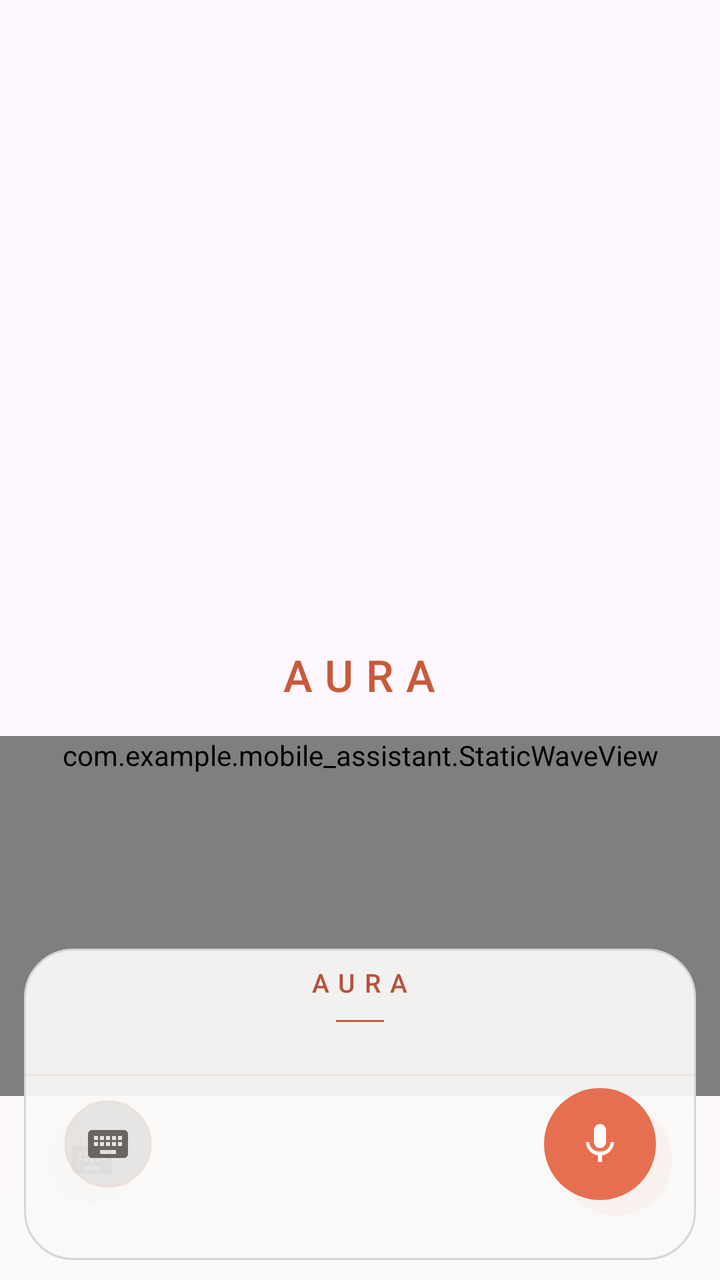
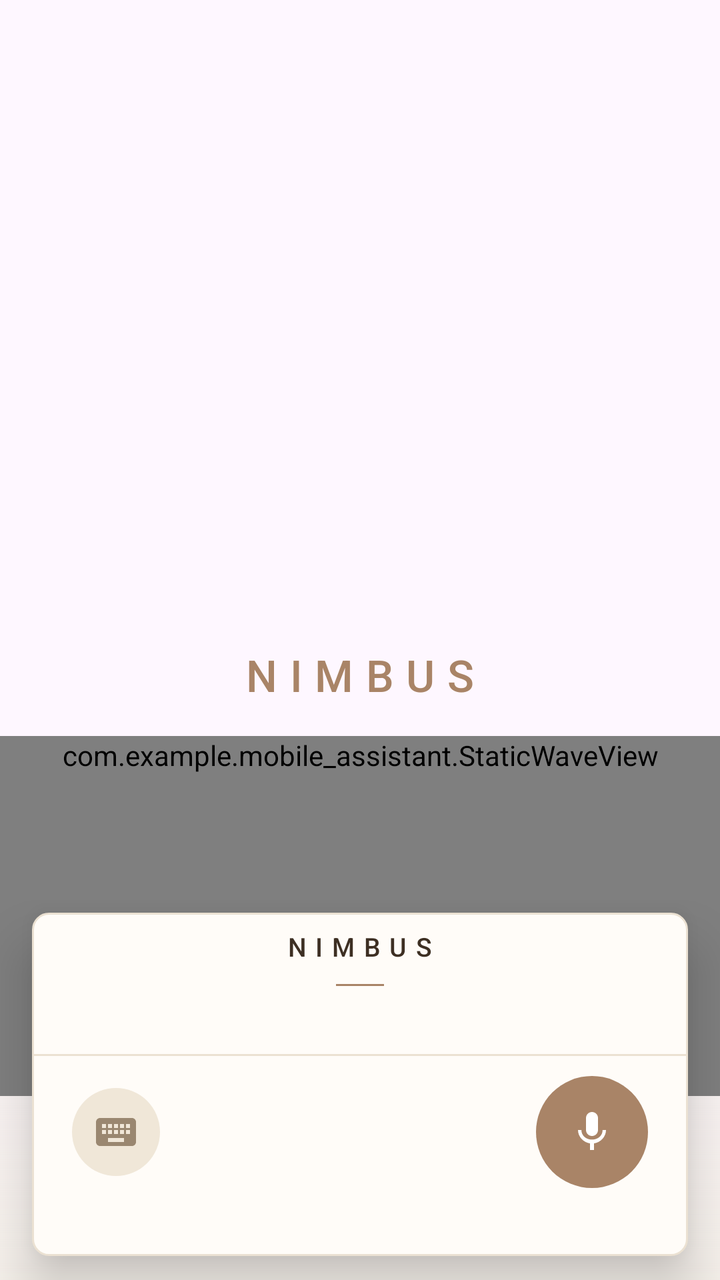

An Android layout rendered at two revisions. The XML below is the earlier revision; the diff shows what the commit changed to produce the second picture.
<!-- AndroidManifest.xml: application theme Theme.MobileAssistant -->
<!-- res/layout/activity_assistant_popup.xml -->
<?xml version="1.0" encoding="utf-8"?>
<FrameLayout xmlns:android="http://schemas.android.com/apk/res/android"
    xmlns:app="http://schemas.android.com/apk/res-auto"
    android:id="@+id/rootContainer"
    android:layout_width="match_parent"
    android:layout_height="match_parent"
    android:background="@android:color/transparent"
    android:clipChildren="false"
    android:clipToPadding="false">

    
    <View
        android:id="@+id/gradientBg"
        android:layout_width="match_parent"
        android:layout_height="match_parent"
        android:background="@drawable/bg_gradient_overlay" />

    
    <LinearLayout
        android:id="@+id/bottomPanel"
        android:layout_width="match_parent"
        android:layout_height="wrap_content"
        android:layout_gravity="bottom"
        android:orientation="vertical"
        android:clipChildren="false"
        android:clipToPadding="false">

        
        <TextView
            android:id="@+id/companyName"
            android:layout_width="wrap_content"
            android:layout_height="wrap_content"
            android:layout_gravity="center_horizontal"
            android:text="AURA"
            android:textColor="@color/assistant_branding"
            android:textSize="22sp"
            android:letterSpacing="0.28"
            android:fontFamily="sans-serif-medium"
            android:layout_marginTop="48dp"
            android:layout_marginBottom="16dp" />

        
        <com.example.mobile_assistant.StaticWaveView
            android:id="@+id/waveView"
            android:layout_width="match_parent"
            android:layout_height="0dp"
            android:layout_weight="1"
            android:minHeight="180dp"
            android:layout_marginBottom="4dp" />

        
        <TextView
            android:id="@+id/transcriptText"
            android:layout_width="match_parent"
            android:layout_height="wrap_content"
            android:gravity="center"
            android:textColor="@color/assistant_transcript"
            android:textSize="15sp"
            android:fontFamily="sans-serif-light"
            android:paddingHorizontal="40dp"
            android:layout_marginBottom="24dp"
            android:visibility="gone"
            android:maxLines="3"
            android:ellipsize="end" />

        
        <LinearLayout
            android:id="@+id/inputRow"
            android:layout_width="match_parent"
            android:layout_height="wrap_content"
            android:orientation="horizontal"
            android:gravity="center_vertical"
            android:paddingHorizontal="24dp"
            android:paddingBottom="8dp"
            android:clipChildren="false"
            android:clipToPadding="false">

            
            <ImageButton
                android:id="@+id/keyboardButton"
                android:layout_width="44dp"
                android:layout_height="44dp"
                android:background="@drawable/bg_keyboard_button"
                android:src="@drawable/ic_keyboard"
                android:scaleType="centerInside"
                android:padding="10dp"
                android:contentDescription="@string/assist_toggle_keyboard"
                app:tint="@color/assistant_hint" />

            
            <EditText
                android:id="@+id/textInput"
                android:layout_width="0dp"
                android:layout_height="44dp"
                android:layout_weight="1"
                android:layout_marginStart="12dp"
                android:layout_marginEnd="12dp"
                android:background="@drawable/bg_input_field"
                android:textColor="@color/assistant_text"
                android:textColorHint="@color/assistant_input_hint"
                android:hint="@string/assist_input_hint"
                android:textSize="14sp"
                android:fontFamily="sans-serif"
                android:paddingHorizontal="18dp"
                android:singleLine="true"
                android:imeOptions="actionSend"
                android:visibility="gone" />

            
            <View
                android:id="@+id/inputSpacer"
                android:layout_width="0dp"
                android:layout_height="0dp"
                android:layout_weight="1" />

            <TextView
                android:id="@+id/cancelListeningButton"
                android:layout_width="wrap_content"
                android:layout_height="36dp"
                android:layout_marginEnd="10dp"
                android:background="@drawable/bg_cancel_button"
                android:gravity="center"
                android:paddingHorizontal="14dp"
                android:text="@string/assist_cancel"
                android:textColor="@color/assistant_button_text"
                android:textSize="13sp"
                android:visibility="gone" />

            
            <ImageButton
                android:id="@+id/micButton"
                android:layout_width="56dp"
                android:layout_height="56dp"
                android:background="@drawable/bg_mic_button"
                android:src="@drawable/ic_mic"
                android:scaleType="centerInside"
                android:padding="14dp"
                android:contentDescription="@string/assist_mic_button"
                app:tint="@color/assistant_on_accent" />

        </LinearLayout>

        
        <View
            android:id="@+id/bottomSpacer"
            android:layout_width="match_parent"
            android:layout_height="24dp" />

    </LinearLayout>


    
    <LinearLayout
        android:id="@+id/responseCard"
        android:layout_width="match_parent"
        android:layout_height="wrap_content"
        android:layout_gravity="bottom"
        android:layout_marginHorizontal="12dp"
        android:layout_marginBottom="10dp"
        android:background="@drawable/bg_response_card"
        android:orientation="vertical"
        android:elevation="8dp"
        android:visibility="visible">

        
        <TextView
            android:layout_width="wrap_content"
            android:layout_height="wrap_content"
            android:layout_gravity="center_horizontal"
            android:text="AURA"
            android:textColor="@color/assistant_primary_text"
            android:textSize="13sp"
            android:letterSpacing="0.35"
            android:fontFamily="sans-serif-medium"
            android:layout_marginTop="8dp"
            android:layout_marginBottom="10dp" />

        <View
            android:layout_width="24dp"
            android:layout_height="1dp"
            android:layout_gravity="center_horizontal"
            android:background="@color/assistant_branding"
            android:layout_marginBottom="10dp" />

        
        <ScrollView
            android:id="@+id/chatScrollView"
            android:layout_width="match_parent"
            android:layout_height="wrap_content"
            android:overScrollMode="ifContentScrolls"
            android:clipToPadding="false">

            <LinearLayout
                android:id="@+id/chatLog"
                android:layout_width="match_parent"
                android:layout_height="wrap_content"
                android:orientation="vertical"
                android:paddingHorizontal="16dp"
                android:paddingVertical="8dp" />

        </ScrollView>

        
        <com.example.mobile_assistant.StaticWaveView
            android:id="@+id/cardWaveView"
            android:layout_width="match_parent"
            android:layout_height="52dp"
            android:layout_marginHorizontal="8dp"
            android:visibility="gone" />

        
        <TextView
            android:id="@+id/cardStatusText"
            android:layout_width="match_parent"
            android:layout_height="wrap_content"
            android:gravity="center"
            android:textColor="@color/assistant_status"
            android:textSize="12sp"
            android:fontFamily="sans-serif-light"
            android:paddingTop="8dp"
            android:paddingBottom="8dp"
            android:visibility="gone" />

        
        <View
            android:layout_width="match_parent"
            android:layout_height="1dp"
            android:background="@color/assistant_separator" />

        
        <LinearLayout
            android:layout_width="match_parent"
            android:layout_height="wrap_content"
            android:orientation="horizontal"
            android:gravity="center_vertical"
            android:paddingHorizontal="20dp"
            android:paddingTop="6dp"
            android:paddingBottom="6dp">

            <ImageButton
                android:id="@+id/cardKeyboardButton"
                android:layout_width="44dp"
                android:layout_height="44dp"
                android:background="@drawable/bg_keyboard_button"
                android:src="@drawable/ic_keyboard"
                android:scaleType="centerInside"
                android:padding="10dp"
                android:contentDescription="@string/assist_type_follow_up"
                app:tint="@color/assistant_hint" />

            <EditText
                android:id="@+id/cardTextInput"
                android:layout_width="0dp"
                android:layout_height="44dp"
                android:layout_weight="1"
                android:layout_marginStart="12dp"
                android:layout_marginEnd="12dp"
                android:background="@drawable/bg_input_field"
                android:textColor="@color/assistant_text"
                android:textColorHint="@color/assistant_input_hint"
                android:hint="@string/assist_follow_up_hint"
                android:textSize="14sp"
                android:fontFamily="sans-serif"
                android:paddingHorizontal="18dp"
                android:singleLine="true"
                android:imeOptions="actionSend"
                android:visibility="gone" />

            <View
                android:id="@+id/cardInputSpacer"
                android:layout_width="0dp"
                android:layout_height="0dp"
                android:layout_weight="1" />

            <TextView
                android:id="@+id/cardCancelListeningButton"
                android:layout_width="wrap_content"
                android:layout_height="36dp"
                android:layout_marginEnd="10dp"
                android:background="@drawable/bg_cancel_button"
                android:gravity="center"
                android:paddingHorizontal="14dp"
                android:text="@string/assist_cancel"
                android:textColor="@color/assistant_button_text"
                android:textSize="13sp"
                android:visibility="gone" />

            <ImageButton
                android:id="@+id/cardMicButton"
                android:layout_width="56dp"
                android:layout_height="56dp"
                android:background="@drawable/bg_mic_button"
                android:src="@drawable/ic_mic"
                android:scaleType="centerInside"
                android:padding="14dp"
                android:contentDescription="@string/assist_ask_follow_up"
                app:tint="@color/assistant_on_accent" />

        </LinearLayout>

        <View
            android:id="@+id/cardBottomSpacer"
            android:layout_width="match_parent"
            android:layout_height="24dp" />

    </LinearLayout>


</FrameLayout>
<!-- resources referenced by this layout -->
<resources>
  <color name="assistant_branding">#C85A3A</color>
  <color name="assistant_button_text">#5A5550</color>
  <color name="assistant_hint">#6B6560</color>
  <color name="assistant_input_hint">#807870</color>
  <color name="assistant_on_accent">#FFFFFF</color>
  <color name="assistant_primary_text">#B8503A</color>
  <color name="assistant_separator">#1AE76F51</color>
  <color name="assistant_status">#786E65</color>
  <color name="assistant_text">#1C1917</color>
  <color name="assistant_transcript">#DD3A3530</color>
  <!-- drawable bg_cancel_button (drawable) -->
  <?xml version="1.0" encoding="utf-8"?>
  <shape xmlns:android="http://schemas.android.com/apk/res/android"
      android:shape="rectangle">
      <solid android:color="@color/assistant_cancel_bg" />
      <corners android:radius="18dp" />
      <stroke
          android:width="1dp"
          android:color="@color/assistant_cancel_stroke" />
  </shape>
  <!-- drawable bg_gradient_overlay (drawable) -->
  <?xml version="1.0" encoding="utf-8"?>
  <shape xmlns:android="http://schemas.android.com/apk/res/android"
      android:shape="rectangle">
      <gradient
          android:type="linear"
          android:angle="270"
          android:startColor="@color/assistant_gradient_start"
          android:centerColor="@color/assistant_gradient_start"
          android:endColor="@color/assistant_gradient_end"
          android:centerY="0.60" />
  </shape>
  <!-- drawable bg_input_field (drawable) -->
  <?xml version="1.0" encoding="utf-8"?>
  <shape xmlns:android="http://schemas.android.com/apk/res/android"
      android:shape="rectangle">
      <solid android:color="@color/assistant_surface" />
      <corners android:radius="22dp" />
      <stroke
          android:width="1dp"
          android:color="@color/assistant_separator" />
  </shape>
  <!-- drawable bg_keyboard_button (drawable) -->
  <?xml version="1.0" encoding="utf-8"?>
  <shape xmlns:android="http://schemas.android.com/apk/res/android"
      android:shape="oval">
      <solid android:color="@color/assistant_keyboard_bg" />
      <stroke
          android:width="1dp"
          android:color="@color/assistant_separator" />
  </shape>
  <!-- drawable bg_mic_button (drawable) -->
  <?xml version="1.0" encoding="utf-8"?>
  <shape xmlns:android="http://schemas.android.com/apk/res/android"
      android:shape="oval">
      <solid android:color="@color/assistant_primary" />
  </shape>
  <!-- drawable bg_response_card (drawable) -->
  <?xml version="1.0" encoding="utf-8"?>
  <shape xmlns:android="http://schemas.android.com/apk/res/android">
      <solid android:color="@color/assistant_card_bg" />
      <corners android:radius="24dp" />
      <stroke android:width="1dp" android:color="@color/assistant_card_stroke" />
  </shape>
  <string name="assist_ask_follow_up">Ask follow-up</string>
  <string name="assist_cancel">Cancel</string>
  <string name="assist_follow_up_hint">Ask a follow-up…</string>
  <string name="assist_input_hint">Ask anything</string>
  <string name="assist_mic_button">Voice input</string>
  <string name="assist_toggle_keyboard">Toggle keyboard</string>
  <string name="assist_type_follow_up">Type follow-up</string>
  <style name="Theme.MobileAssistant" parent="Base.Theme.MobileAssistant" />
  <color name="assistant_cancel_bg">#E8E5E0</color>
  <color name="assistant_cancel_stroke">#40B0A090</color>
  <color name="assistant_gradient_start">#00FAF9F7</color>
  <color name="assistant_gradient_end">#CCFAF9F7</color>
  <color name="assistant_surface">#F0EDEA</color>
  <color name="assistant_keyboard_bg">#14000000</color>
  <color name="assistant_primary">#E76F51</color>
  <color name="assistant_card_bg">#F0FAF9F7</color>
  <color name="assistant_card_stroke">#D0D8D4</color>
  <style name="Base.Theme.MobileAssistant" parent="Theme.Material3.DayNight.NoActionBar" />
  <!-- unchanged entries left out for length: 2 -->
</resources>

<!-- the commit's change to res/layout/activity_assistant_popup.xml (unified diff, before → after) -->
@@ -31,7 +31,7 @@
             android:layout_width="wrap_content"
             android:layout_height="wrap_content"
             android:layout_gravity="center_horizontal"
-            android:text="AURA"
+            android:text="NIMBUS"
             android:textColor="@color/assistant_branding"
             android:textSize="22sp"
             android:letterSpacing="0.28"
@@ -155,11 +155,11 @@
         android:layout_width="match_parent"
         android:layout_height="wrap_content"
         android:layout_gravity="bottom"
-        android:layout_marginHorizontal="12dp"
-        android:layout_marginBottom="10dp"
+        android:layout_marginHorizontal="16dp"
+        android:layout_marginBottom="12dp"
         android:background="@drawable/bg_response_card"
         android:orientation="vertical"
-        android:elevation="8dp"
+        android:elevation="16dp"
         android:visibility="visible">
 
         
@@ -167,7 +167,7 @@
             android:layout_width="wrap_content"
             android:layout_height="wrap_content"
             android:layout_gravity="center_horizontal"
-            android:text="AURA"
+            android:text="NIMBUS"
             android:textColor="@color/assistant_primary_text"
             android:textSize="13sp"
             android:letterSpacing="0.35"
@@ -195,8 +195,8 @@
                 android:layout_width="match_parent"
                 android:layout_height="wrap_content"
                 android:orientation="vertical"
-                android:paddingHorizontal="16dp"
-                android:paddingVertical="8dp" />
+                android:paddingHorizontal="18dp"
+                android:paddingVertical="12dp" />
 
         </ScrollView>
 
@@ -234,8 +234,8 @@
             android:orientation="horizontal"
             android:gravity="center_vertical"
             android:paddingHorizontal="20dp"
-            android:paddingTop="6dp"
-            android:paddingBottom="6dp">
+            android:paddingTop="10dp"
+            android:paddingBottom="10dp">
 
             <ImageButton
                 android:id="@+id/cardKeyboardButton"
<!-- resource entries referenced after the edit -->
@@ -1,15 +1,15 @@
 <!-- resources referenced by this layout -->
 <resources>
-  <color name="assistant_branding">#C85A3A</color>
-  <color name="assistant_button_text">#5A5550</color>
-  <color name="assistant_hint">#6B6560</color>
-  <color name="assistant_input_hint">#807870</color>
+  <color name="assistant_branding">#A98467</color>
+  <color name="assistant_button_text">#8A6A45</color>
+  <color name="assistant_hint">#9A8770</color>
+  <color name="assistant_input_hint">#9A8770</color>
   <color name="assistant_on_accent">#FFFFFF</color>
-  <color name="assistant_primary_text">#B8503A</color>
-  <color name="assistant_separator">#1AE76F51</color>
-  <color name="assistant_status">#786E65</color>
-  <color name="assistant_text">#1C1917</color>
-  <color name="assistant_transcript">#DD3A3530</color>
+  <color name="assistant_primary_text">#3D2F23</color>
+  <color name="assistant_separator">#EBE1D2</color>
+  <color name="assistant_status">#9A8770</color>
+  <color name="assistant_text">#3D2F23</color>
+  <color name="assistant_transcript">#7C6A57</color>
   <!-- drawable bg_cancel_button (drawable) -->
   <?xml version="1.0" encoding="utf-8"?>
   <shape xmlns:android="http://schemas.android.com/apk/res/android"
@@ -37,7 +37,7 @@
   <shape xmlns:android="http://schemas.android.com/apk/res/android"
       android:shape="rectangle">
       <solid android:color="@color/assistant_surface" />
-      <corners android:radius="22dp" />
+      <corners android:radius="18dp" />
       <stroke
           android:width="1dp"
           android:color="@color/assistant_separator" />
@@ -47,9 +47,6 @@
   <shape xmlns:android="http://schemas.android.com/apk/res/android"
       android:shape="oval">
       <solid android:color="@color/assistant_keyboard_bg" />
-      <stroke
-          android:width="1dp"
-          android:color="@color/assistant_separator" />
   </shape>
   <!-- drawable bg_mic_button (drawable) -->
   <?xml version="1.0" encoding="utf-8"?>
@@ -61,7 +58,7 @@
   <?xml version="1.0" encoding="utf-8"?>
   <shape xmlns:android="http://schemas.android.com/apk/res/android">
       <solid android:color="@color/assistant_card_bg" />
-      <corners android:radius="24dp" />
+      <corners android:radius="8dp" />
       <stroke android:width="1dp" android:color="@color/assistant_card_stroke" />
   </shape>
   <string name="assist_ask_follow_up">Ask follow-up</string>
@@ -72,15 +69,15 @@
   <string name="assist_toggle_keyboard">Toggle keyboard</string>
   <string name="assist_type_follow_up">Type follow-up</string>
   <style name="Theme.MobileAssistant" parent="Base.Theme.MobileAssistant" />
-  <color name="assistant_cancel_bg">#E8E5E0</color>
-  <color name="assistant_cancel_stroke">#40B0A090</color>
-  <color name="assistant_gradient_start">#00FAF9F7</color>
-  <color name="assistant_gradient_end">#CCFAF9F7</color>
-  <color name="assistant_surface">#F0EDEA</color>
-  <color name="assistant_keyboard_bg">#14000000</color>
-  <color name="assistant_primary">#E76F51</color>
-  <color name="assistant_card_bg">#F0FAF9F7</color>
-  <color name="assistant_card_stroke">#D0D8D4</color>
+  <color name="assistant_cancel_bg">#F0E7D8</color>
+  <color name="assistant_cancel_stroke">#E2D4BE</color>
+  <color name="assistant_gradient_start">#00F6F1EA</color>
+  <color name="assistant_gradient_end">#E6F6F1EA</color>
+  <color name="assistant_surface">#F0E7D8</color>
+  <color name="assistant_keyboard_bg">#F0E7D8</color>
+  <color name="assistant_primary">#A98467</color>
+  <color name="assistant_card_bg">#FFFCF8</color>
+  <color name="assistant_card_stroke">#EBE1D2</color>
   <style name="Base.Theme.MobileAssistant" parent="Theme.Material3.DayNight.NoActionBar" />
   <!-- unchanged entries left out for length: 2 -->
 </resources>
